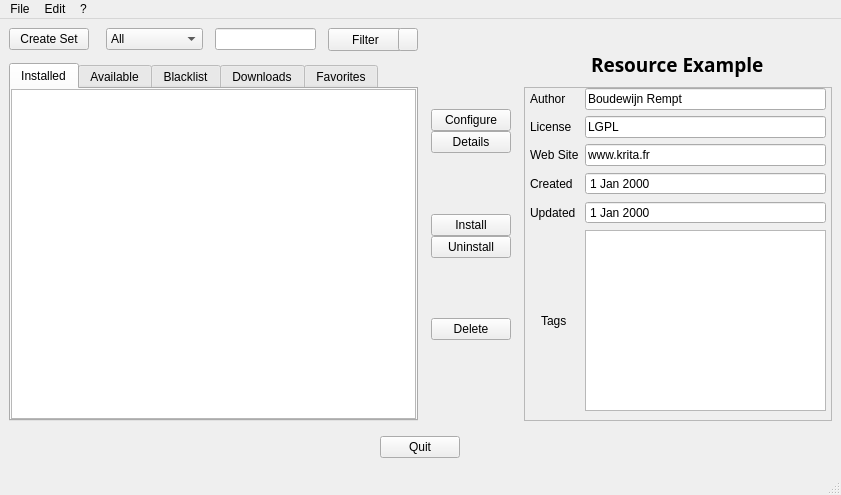
KDE/krita, file krita/plugins/paintops/resourcemanager/KoResourceManagerWidget.ui: the form before one commit.
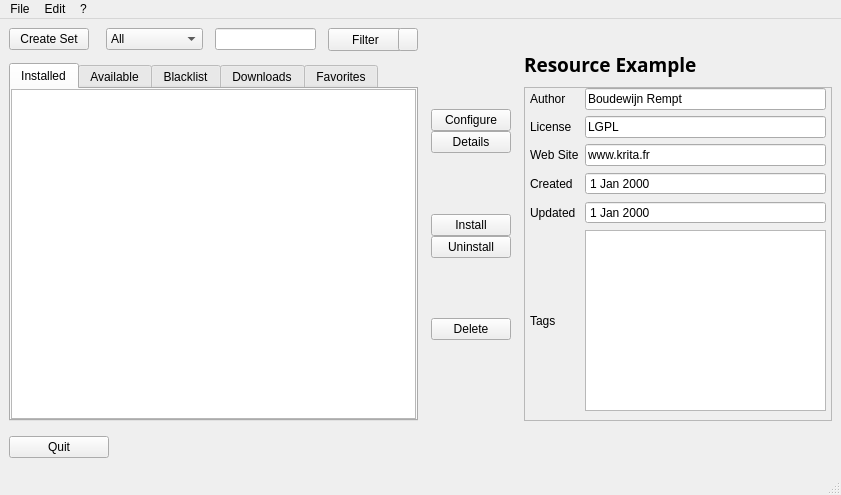
The form after the commit. Icons and pictures are not drawn.

Commit message: Fix compilation on Qt < 4.8

What changed in the file:
```diff
--- a/krita/plugins/paintops/resourcemanager/KoResourceManagerWidget.ui
+++ b/krita/plugins/paintops/resourcemanager/KoResourceManagerWidget.ui
@@ -529,7 +529,7 @@
            </property>
           </widget>
          </item>
-         <item alignment="Qt::AlignHCenter">
+         <item>
           <widget class="QLabel" name="label_2">
            <property name="font">
             <font>
@@ -636,7 +636,7 @@
                </property>
               </widget>
              </item>
-             <item row="5" column="0" alignment="Qt::AlignHCenter">
+             <item row="5" column="0">
               <widget class="QLabel" name="label_8">
                <property name="text">
                 <string>Tags</string>
@@ -666,7 +666,7 @@
       </item>
      </layout>
     </item>
-    <item alignment="Qt::AlignHCenter">
+    <item>
      <widget class="QPushButton" name="pushButton_3">
       <property name="maximumSize">
        <size>
```
